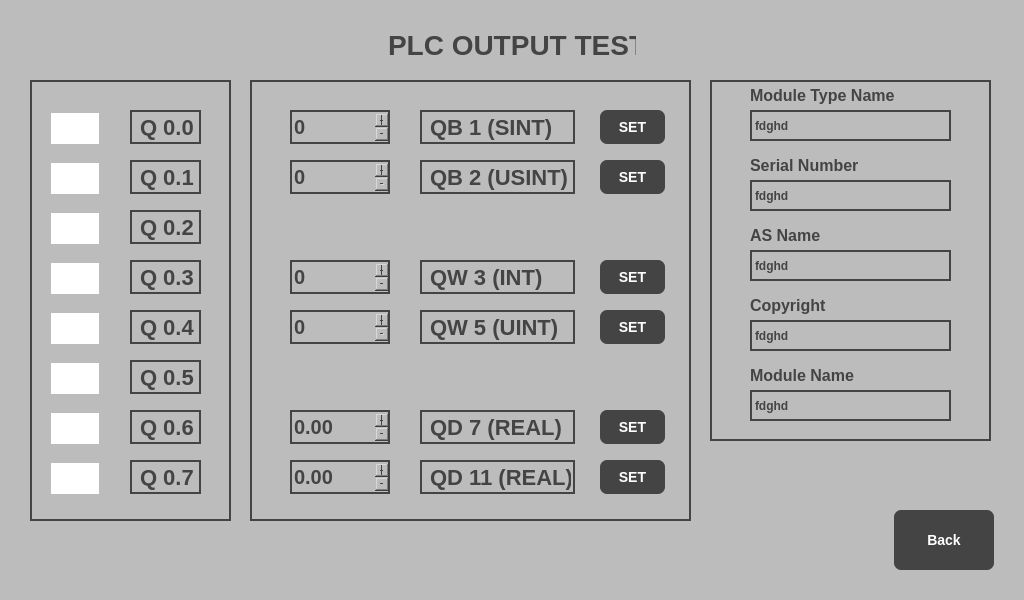
This is Forms/outputwindow.ui in vieczorkamil/HMI-panel-PLC-S7-based-on-Raspberry-Pi-Engineering-Thesis as Qt 5 draws it before an edit. The edited form follows.
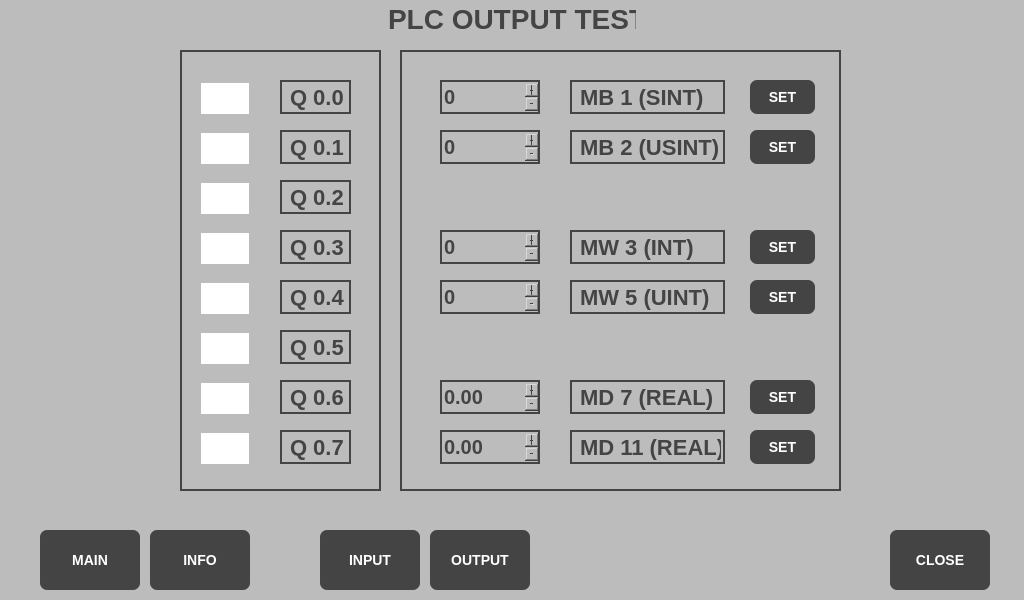
This is the edited form. Icons and pictures are not drawn.

```diff
--- a/Forms/outputwindow.ui
+++ b/Forms/outputwindow.ui
@@ -105,21 +105,21 @@
   <widget class="QPushButton" name="backButton">
    <property name="geometry">
     <rect>
-     <x>894</x>
-     <y>510</y>
+     <x>890</x>
+     <y>530</y>
      <width>100</width>
      <height>60</height>
     </rect>
    </property>
    <property name="text">
-    <string>Back</string>
+    <string>CLOSE</string>
    </property>
   </widget>
   <widget class="QLabel" name="infoLabel">
    <property name="geometry">
     <rect>
      <x>388</x>
-     <y>30</y>
+     <y>4</y>
      <width>248</width>
      <height>30</height>
     </rect>
@@ -142,8 +142,8 @@
    </property>
    <property name="geometry">
     <rect>
-     <x>50</x>
-     <y>113</y>
+     <x>200</x>
+     <y>83</y>
      <width>51</width>
      <height>31</height>
     </rect>
@@ -158,8 +158,8 @@
    </property>
    <property name="geometry">
     <rect>
-     <x>50</x>
-     <y>163</y>
+     <x>200</x>
+     <y>133</y>
      <width>61</width>
      <height>31</height>
     </rect>
@@ -174,8 +174,8 @@
    </property>
    <property name="geometry">
     <rect>
-     <x>50</x>
-     <y>213</y>
+     <x>200</x>
+     <y>183</y>
      <width>61</width>
      <height>31</height>
     </rect>
@@ -190,8 +190,8 @@
    </property>
    <property name="geometry">
     <rect>
-     <x>50</x>
-     <y>263</y>
+     <x>200</x>
+     <y>233</y>
      <width>51</width>
      <height>31</height>
     </rect>
@@ -206,8 +206,8 @@
    </property>
    <property name="geometry">
     <rect>
-     <x>50</x>
-     <y>313</y>
+     <x>200</x>
+     <y>283</y>
      <width>61</width>
      <height>31</height>
     </rect>
@@ -222,8 +222,8 @@
    </property>
    <property name="geometry">
     <rect>
-     <x>50</x>
-     <y>363</y>
+     <x>200</x>
+     <y>333</y>
      <width>51</width>
      <height>31</height>
     </rect>
@@ -238,8 +238,8 @@
    </property>
    <property name="geometry">
     <rect>
-     <x>50</x>
-     <y>413</y>
+     <x>200</x>
+     <y>383</y>
      <width>61</width>
      <height>31</height>
     </rect>
@@ -254,8 +254,8 @@
    </property>
    <property name="geometry">
     <rect>
-     <x>50</x>
-     <y>463</y>
+     <x>200</x>
+     <y>433</y>
      <width>51</width>
      <height>31</height>
     </rect>
@@ -267,8 +267,8 @@
   <widget class="QLabel" name="Output0_0Label">
    <property name="geometry">
     <rect>
-     <x>130</x>
-     <y>110</y>
+     <x>280</x>
+     <y>80</y>
      <width>71</width>
      <height>34</height>
     </rect>
@@ -280,8 +280,8 @@
   <widget class="QLabel" name="Output0_1Label">
    <property name="geometry">
     <rect>
-     <x>130</x>
-     <y>160</y>
+     <x>280</x>
+     <y>130</y>
      <width>71</width>
      <height>34</height>
     </rect>
@@ -293,8 +293,8 @@
   <widget class="QLabel" name="Output0_2Label">
    <property name="geometry">
     <rect>
-     <x>130</x>
-     <y>210</y>
+     <x>280</x>
+     <y>180</y>
      <width>71</width>
      <height>34</height>
     </rect>
@@ -306,8 +306,8 @@
   <widget class="QLabel" name="Output0_3Label">
    <property name="geometry">
     <rect>
-     <x>130</x>
-     <y>260</y>
+     <x>280</x>
+     <y>230</y>
      <width>71</width>
      <height>34</height>
     </rect>
@@ -319,8 +319,8 @@
   <widget class="QLabel" name="Output0_4Label">
    <property name="geometry">
     <rect>
-     <x>130</x>
-     <y>310</y>
+     <x>280</x>
+     <y>280</y>
      <width>71</width>
      <height>34</height>
     </rect>
@@ -332,8 +332,8 @@
   <widget class="QLabel" name="Output0_5Label">
    <property name="geometry">
     <rect>
-     <x>130</x>
-     <y>360</y>
+     <x>280</x>
+     <y>330</y>
      <width>71</width>
      <height>34</height>
     </rect>
@@ -345,8 +345,8 @@
   <widget class="QLabel" name="Output0_6Label">
    <property name="geometry">
     <rect>
-     <x>130</x>
-     <y>410</y>
+     <x>280</x>
+     <y>380</y>
      <width>71</width>
      <height>34</height>
     </rect>
@@ -358,8 +358,8 @@
   <widget class="QLabel" name="Output0_7Label">
    <property name="geometry">
     <rect>
-     <x>130</x>
-     <y>460</y>
+     <x>280</x>
+     <y>430</y>
      <width>71</width>
      <height>34</height>
     </rect>
@@ -371,296 +371,86 @@
   <widget class="QLabel" name="OutputD7Label">
    <property name="geometry">
     <rect>
-     <x>420</x>
-     <y>410</y>
+     <x>570</x>
+     <y>380</y>
      <width>155</width>
      <height>34</height>
     </rect>
    </property>
    <property name="text">
-    <string>QD 7 (REAL)</string>
+    <string>MD 7 (REAL)</string>
    </property>
   </widget>
   <widget class="QLabel" name="OutputW3Label">
    <property name="geometry">
     <rect>
-     <x>420</x>
-     <y>260</y>
+     <x>570</x>
+     <y>230</y>
      <width>155</width>
      <height>34</height>
     </rect>
    </property>
    <property name="text">
-    <string>QW 3 (INT)</string>
+    <string>MW 3 (INT)</string>
    </property>
   </widget>
   <widget class="QLabel" name="OutputB2Label">
    <property name="geometry">
     <rect>
-     <x>420</x>
-     <y>160</y>
+     <x>570</x>
+     <y>130</y>
      <width>155</width>
      <height>34</height>
     </rect>
    </property>
    <property name="text">
-    <string>QB 2 (USINT)</string>
+    <string>MB 2 (USINT)</string>
    </property>
   </widget>
   <widget class="QLabel" name="OutputW5Label">
    <property name="geometry">
     <rect>
-     <x>420</x>
-     <y>310</y>
+     <x>570</x>
+     <y>280</y>
      <width>155</width>
      <height>34</height>
     </rect>
    </property>
    <property name="text">
-    <string>QW 5 (UINT)</string>
+    <string>MW 5 (UINT)</string>
    </property>
   </widget>
   <widget class="QLabel" name="OutputB1Label">
    <property name="geometry">
     <rect>
-     <x>420</x>
-     <y>110</y>
+     <x>570</x>
+     <y>80</y>
      <width>155</width>
      <height>34</height>
     </rect>
    </property>
    <property name="text">
-    <string>QB 1 (SINT)</string>
+    <string>MB 1 (SINT)</string>
    </property>
   </widget>
   <widget class="QLabel" name="OutputD11Label">
    <property name="geometry">
     <rect>
-     <x>420</x>
-     <y>460</y>
+     <x>570</x>
+     <y>430</y>
      <width>155</width>
      <height>34</height>
     </rect>
    </property>
    <property name="text">
-    <string>QD 11 (REAL)</string>
-   </property>
-  </widget>
-  <widget class="QLabel" name="ModuleTypeName">
-   <property name="geometry">
-    <rect>
-     <x>750</x>
-     <y>110</y>
-     <width>201</width>
-     <height>31</height>
-    </rect>
-   </property>
-   <property name="font">
-    <font>
-     <pointsize>-1</pointsize>
-     <weight>75</weight>
-     <italic>false</italic>
-     <bold>true</bold>
-    </font>
-   </property>
-   <property name="text">
-    <string>fdghd</string>
-   </property>
-  </widget>
-  <widget class="QLabel" name="SerialNumber">
-   <property name="geometry">
-    <rect>
-     <x>750</x>
-     <y>180</y>
-     <width>201</width>
-     <height>31</height>
-    </rect>
-   </property>
-   <property name="font">
-    <font>
-     <pointsize>-1</pointsize>
-     <weight>75</weight>
-     <italic>false</italic>
-     <bold>true</bold>
-    </font>
-   </property>
-   <property name="text">
-    <string>fdghd</string>
-   </property>
-  </widget>
-  <widget class="QLabel" name="ASName">
-   <property name="geometry">
-    <rect>
-     <x>750</x>
-     <y>250</y>
-     <width>201</width>
-     <height>31</height>
-    </rect>
-   </property>
-   <property name="font">
-    <font>
-     <pointsize>-1</pointsize>
-     <weight>75</weight>
-     <italic>false</italic>
-     <bold>true</bold>
-    </font>
-   </property>
-   <property name="text">
-    <string>fdghd</string>
-   </property>
-  </widget>
-  <widget class="QLabel" name="Copyright">
-   <property name="geometry">
-    <rect>
-     <x>750</x>
-     <y>320</y>
-     <width>201</width>
-     <height>31</height>
-    </rect>
-   </property>
-   <property name="font">
-    <font>
-     <pointsize>-1</pointsize>
-     <weight>75</weight>
-     <italic>false</italic>
-     <bold>true</bold>
-    </font>
-   </property>
-   <property name="text">
-    <string>fdghd</string>
-   </property>
-  </widget>
-  <widget class="QLabel" name="ModuleName">
-   <property name="geometry">
-    <rect>
-     <x>750</x>
-     <y>390</y>
-     <width>201</width>
-     <height>31</height>
-    </rect>
-   </property>
-   <property name="font">
-    <font>
-     <pointsize>-1</pointsize>
-     <weight>75</weight>
-     <italic>false</italic>
-     <bold>true</bold>
-    </font>
-   </property>
-   <property name="text">
-    <string>fdghd</string>
-   </property>
-  </widget>
-  <widget class="QLabel" name="ModuleTypeNameLabel">
-   <property name="geometry">
-    <rect>
-     <x>750</x>
-     <y>80</y>
-     <width>201</width>
-     <height>31</height>
-    </rect>
-   </property>
-   <property name="font">
-    <font>
-     <pointsize>-1</pointsize>
-     <weight>75</weight>
-     <italic>false</italic>
-     <bold>true</bold>
-    </font>
-   </property>
-   <property name="text">
-    <string>Module Type Name</string>
-   </property>
-  </widget>
-  <widget class="QLabel" name="SerialNumberLabel">
-   <property name="geometry">
-    <rect>
-     <x>750</x>
-     <y>150</y>
-     <width>201</width>
-     <height>31</height>
-    </rect>
-   </property>
-   <property name="font">
-    <font>
-     <pointsize>-1</pointsize>
-     <weight>75</weight>
-     <italic>false</italic>
-     <bold>true</bold>
-    </font>
-   </property>
-   <property name="text">
-    <string>Serial Number</string>
-   </property>
-  </widget>
-  <widget class="QLabel" name="ASNameLabel">
-   <property name="geometry">
-    <rect>
-     <x>750</x>
-     <y>220</y>
-     <width>201</width>
-     <height>31</height>
-    </rect>
-   </property>
-   <property name="font">
-    <font>
-     <pointsize>-1</pointsize>
-     <weight>75</weight>
-     <italic>false</italic>
-     <bold>true</bold>
-    </font>
-   </property>
-   <property name="text">
-    <string>AS Name</string>
-   </property>
-  </widget>
-  <widget class="QLabel" name="CopyrightLabel">
-   <property name="geometry">
-    <rect>
-     <x>750</x>
-     <y>290</y>
-     <width>201</width>
-     <height>31</height>
-    </rect>
-   </property>
-   <property name="font">
-    <font>
-     <pointsize>-1</pointsize>
-     <weight>75</weight>
-     <italic>false</italic>
-     <bold>true</bold>
-    </font>
-   </property>
-   <property name="text">
-    <string>Copyright</string>
-   </property>
-  </widget>
-  <widget class="QLabel" name="ModuleNameLabel">
-   <property name="geometry">
-    <rect>
-     <x>750</x>
-     <y>360</y>
-     <width>201</width>
-     <height>31</height>
-    </rect>
-   </property>
-   <property name="font">
-    <font>
-     <pointsize>-1</pointsize>
-     <weight>75</weight>
-     <italic>false</italic>
-     <bold>true</bold>
-    </font>
-   </property>
-   <property name="text">
-    <string>Module Name</string>
+    <string>MD 11 (REAL)</string>
    </property>
   </widget>
   <widget class="QLabel" name="Border1">
    <property name="geometry">
     <rect>
-     <x>30</x>
-     <y>80</y>
+     <x>180</x>
+     <y>50</y>
      <width>201</width>
      <height>441</height>
     </rect>
@@ -672,8 +462,8 @@
   <widget class="QLabel" name="Border2">
    <property name="geometry">
     <rect>
-     <x>250</x>
-     <y>80</y>
+     <x>400</x>
+     <y>50</y>
      <width>441</width>
      <height>441</height>
     </rect>
@@ -682,24 +472,11 @@
     <string/>
    </property>
   </widget>
-  <widget class="QLabel" name="Border3">
-   <property name="geometry">
-    <rect>
-     <x>710</x>
-     <y>80</y>
-     <width>281</width>
-     <height>361</height>
-    </rect>
-   </property>
-   <property name="text">
-    <string/>
-   </property>
-  </widget>
   <widget class="QSpinBox" name="outputW3">
    <property name="geometry">
     <rect>
-     <x>290</x>
-     <y>260</y>
+     <x>440</x>
+     <y>230</y>
      <width>100</width>
      <height>34</height>
     </rect>
@@ -723,8 +500,8 @@
   <widget class="QDoubleSpinBox" name="outputD11">
    <property name="geometry">
     <rect>
-     <x>290</x>
-     <y>460</y>
+     <x>440</x>
+     <y>430</y>
      <width>100</width>
      <height>34</height>
     </rect>
@@ -745,8 +522,8 @@
   <widget class="QSpinBox" name="outputW5">
    <property name="geometry">
     <rect>
-     <x>290</x>
-     <y>310</y>
+     <x>440</x>
+     <y>280</y>
      <width>100</width>
      <height>34</height>
     </rect>
@@ -770,8 +547,8 @@
   <widget class="QSpinBox" name="outputB1">
    <property name="geometry">
     <rect>
-     <x>290</x>
-     <y>110</y>
+     <x>440</x>
+     <y>80</y>
      <width>100</width>
      <height>34</height>
     </rect>
@@ -795,8 +572,8 @@
   <widget class="QSpinBox" name="outputB2">
    <property name="geometry">
     <rect>
-     <x>290</x>
-     <y>160</y>
+     <x>440</x>
+     <y>130</y>
      <width>100</width>
      <height>34</height>
     </rect>
@@ -820,8 +597,8 @@
   <widget class="QDoubleSpinBox" name="outputD7">
    <property name="geometry">
     <rect>
-     <x>290</x>
-     <y>410</y>
+     <x>440</x>
+     <y>380</y>
      <width>100</width>
      <height>34</height>
     </rect>
@@ -842,8 +619,8 @@
   <widget class="QPushButton" name="outputD11Button">
    <property name="geometry">
     <rect>
-     <x>600</x>
-     <y>460</y>
+     <x>750</x>
+     <y>430</y>
      <width>65</width>
      <height>34</height>
     </rect>
@@ -855,8 +632,8 @@
   <widget class="QPushButton" name="outputB2Button">
    <property name="geometry">
     <rect>
-     <x>600</x>
-     <y>160</y>
+     <x>750</x>
+     <y>130</y>
      <width>65</width>
      <height>34</height>
     </rect>
@@ -868,8 +645,8 @@
   <widget class="QPushButton" name="outputW3Button">
    <property name="geometry">
     <rect>
-     <x>600</x>
-     <y>260</y>
+     <x>750</x>
+     <y>230</y>
      <width>65</width>
      <height>34</height>
     </rect>
@@ -881,8 +658,8 @@
   <widget class="QPushButton" name="outputB1Button">
    <property name="geometry">
     <rect>
-     <x>600</x>
-     <y>110</y>
+     <x>750</x>
+     <y>80</y>
      <width>65</width>
      <height>34</height>
     </rect>
@@ -894,8 +671,8 @@
   <widget class="QPushButton" name="outputD7Button">
    <property name="geometry">
     <rect>
-     <x>600</x>
-     <y>410</y>
+     <x>750</x>
+     <y>380</y>
      <width>65</width>
      <height>34</height>
     </rect>
@@ -907,8 +684,8 @@
   <widget class="QPushButton" name="outputW5Button">
    <property name="geometry">
     <rect>
-     <x>600</x>
-     <y>310</y>
+     <x>750</x>
+     <y>280</y>
      <width>65</width>
      <height>34</height>
     </rect>
@@ -917,7 +694,58 @@
     <string>SET</string>
    </property>
   </widget>
-  <zorder>Border3</zorder>
+  <widget class="QPushButton" name="outputButton">
+   <property name="geometry">
+    <rect>
+     <x>430</x>
+     <y>530</y>
+     <width>100</width>
+     <height>60</height>
+    </rect>
+   </property>
+   <property name="text">
+    <string>OUTPUT</string>
+   </property>
+  </widget>
+  <widget class="QPushButton" name="mainButton">
+   <property name="geometry">
+    <rect>
+     <x>40</x>
+     <y>530</y>
+     <width>100</width>
+     <height>60</height>
+    </rect>
+   </property>
+   <property name="text">
+    <string>MAIN</string>
+   </property>
+  </widget>
+  <widget class="QPushButton" name="infoButton">
+   <property name="geometry">
+    <rect>
+     <x>150</x>
+     <y>530</y>
+     <width>100</width>
+     <height>60</height>
+    </rect>
+   </property>
+   <property name="text">
+    <string>INFO</string>
+   </property>
+  </widget>
+  <widget class="QPushButton" name="inputButton">
+   <property name="geometry">
+    <rect>
+     <x>320</x>
+     <y>530</y>
+     <width>100</width>
+     <height>60</height>
+    </rect>
+   </property>
+   <property name="text">
+    <string>INPUT</string>
+   </property>
+  </widget>
   <zorder>Border1</zorder>
   <zorder>Border2</zorder>
   <zorder>backButton</zorder>
```
Left out of the diff: 14 changed lines with no effect on the pictures.
